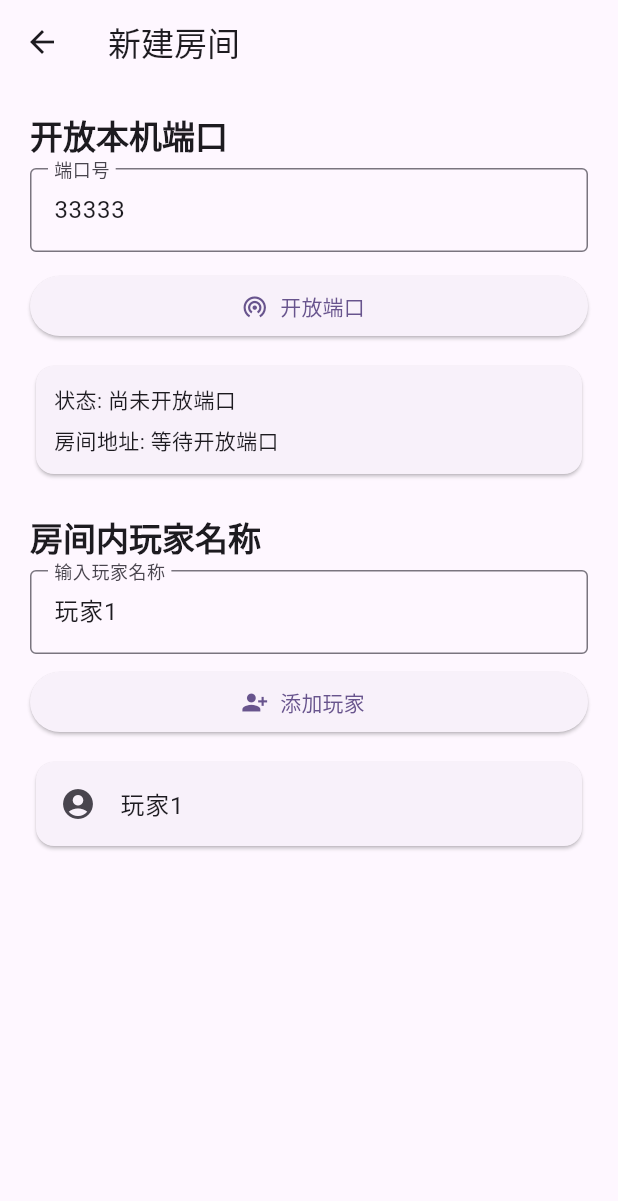
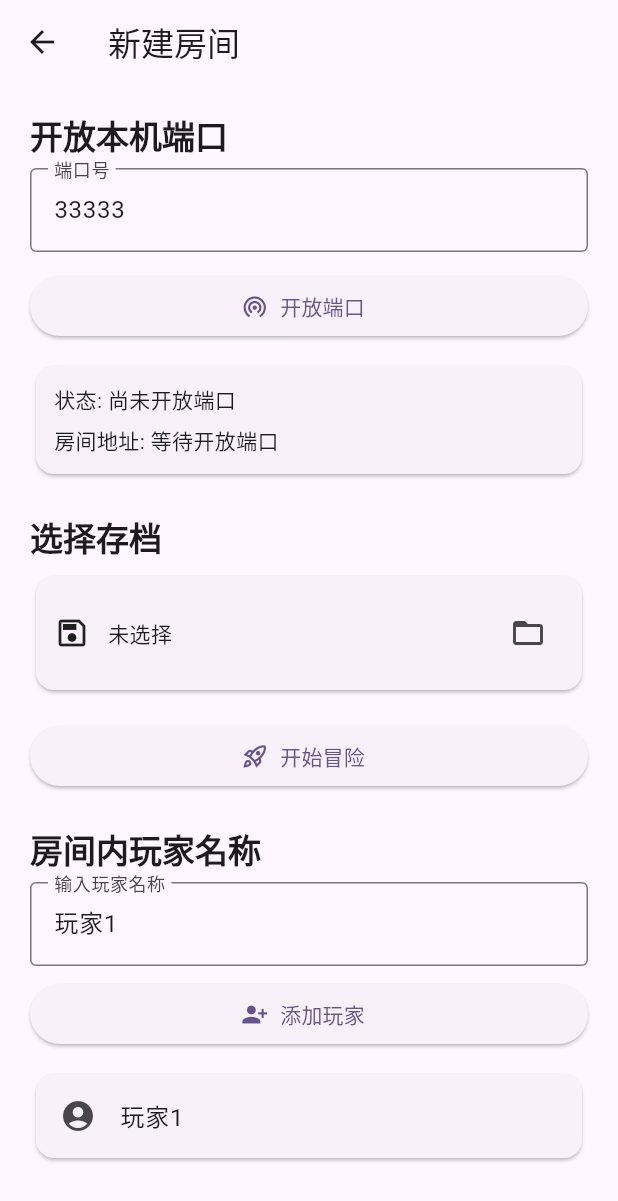
Before and after one commit to ravencrow1108-beep/roll_and_roll, a Flutter app: the screen it shows after launch, after a tap on "新建房间", on a phone screen of 412 x 824 dp. Shown: the top 1201 px of the screen. Run offline on Flutter 3.47's test engine with Material 3 defaults, Android fonts, the phone set to English and light mode, and no system bars; our stand-ins replace file_picker.

Commit message:
开始冒险按钮和读取存档

```diff
--- a/lib/main.dart
+++ b/lib/main.dart
@@ -1,5 +1,7 @@
+import 'package:file_picker/file_picker.dart';
 import 'package:flutter/material.dart';
 
+import 'adventure_page.dart';
 import 'room_state.dart';
 import 'socket_support.dart';
 
@@ -181,6 +183,8 @@ class _CreateRoomPageState extends State<CreateRoomPage> {
   bool _isHosting = false;
   String _status = '尚未开放端口';
   String _roomAddress = '等待开放端口';
+  String? _saveFilePath;
+  String _saveFileName = '未选择';
 
   @override
   void initState() {
@@ -193,6 +197,19 @@ class _CreateRoomPageState extends State<CreateRoomPage> {
   void _handleMembersChanged() {
     if (mounted) {
       setState(() {});
+    }
+  }
+
+  Future<void> _selectSaveFile() async {
+    final result = await FilePicker.platform.pickFiles(
+      dialogTitle: '选择存档文件',
+      type: FileType.any,
+    );
+    if (result != null && result.files.single.path != null) {
+      setState(() {
+        _saveFilePath = result.files.single.path!;
+        _saveFileName = result.files.single.name;
+      });
     }
   }
 
@@ -289,7 +306,6 @@ class _CreateRoomPageState extends State<CreateRoomPage> {
   }
 
   @override
-  @override
   void dispose() {
     RoomSession.instance.membersNotifier.removeListener(_handleMembersChanged);
     _server?.close();
@@ -346,6 +362,56 @@ class _CreateRoomPageState extends State<CreateRoomPage> {
                       Text('房间地址: $_roomAddress'),
                     ],
                   ),
+                ),
+              ),
+              const SizedBox(height: 24),
+              Text(
+                '选择存档',
+                style: Theme.of(context).textTheme.titleLarge?.copyWith(
+                  fontWeight: FontWeight.bold,
+                ),
+              ),
+              const SizedBox(height: 8),
+              Row(
+                children: [
+                  Expanded(
+                    child: Card(
+                      child: Padding(
+                        padding: const EdgeInsets.symmetric(horizontal: 12, vertical: 14),
+                        child: Row(
+                          children: [
+                            const Icon(Icons.save_outlined),
+                            const SizedBox(width: 12),
+                            Expanded(child: Text(_saveFileName)),
+                            IconButton(
+                              icon: const Icon(Icons.folder_open),
+                              tooltip: '选择存档文件',
+                              onPressed: _selectSaveFile,
+                            ),
+                          ],
+                        ),
+                      ),
+                    ),
+                  ),
+                ],
+              ),
+              const SizedBox(height: 16),
+              SizedBox(
+                width: double.infinity,
+                child: ElevatedButton.icon(
+                  onPressed: () {
+                    Navigator.push(
+                      context,
+                      MaterialPageRoute(
+                        builder: (_) => AdventurePage(
+                          playerName: widget.playerName,
+                          saveFilePath: _saveFilePath,
+                        ),
+                      ),
+                    );
+                  },
+                  icon: const Icon(Icons.rocket_launch_outlined),
+                  label: const Text('开始冒险'),
                 ),
               ),
               const SizedBox(height: 24),
--- a/pubspec.yaml
+++ b/pubspec.yaml
@@ -31,9 +31,8 @@ dependencies:
   flutter:
     sdk: flutter
 
-  # The following adds the Cupertino Icons font to your application.
-  # Use with the CupertinoIcons class for iOS style icons.
   cupertino_icons: ^1.0.8
+  file_picker: ^8.0.0
 
 dev_dependencies:
   flutter_test:
```
Also changed, not shown: lib/adventure_page.dart (added, +35 -0 lines), pubspec.lock, 1 other file.
